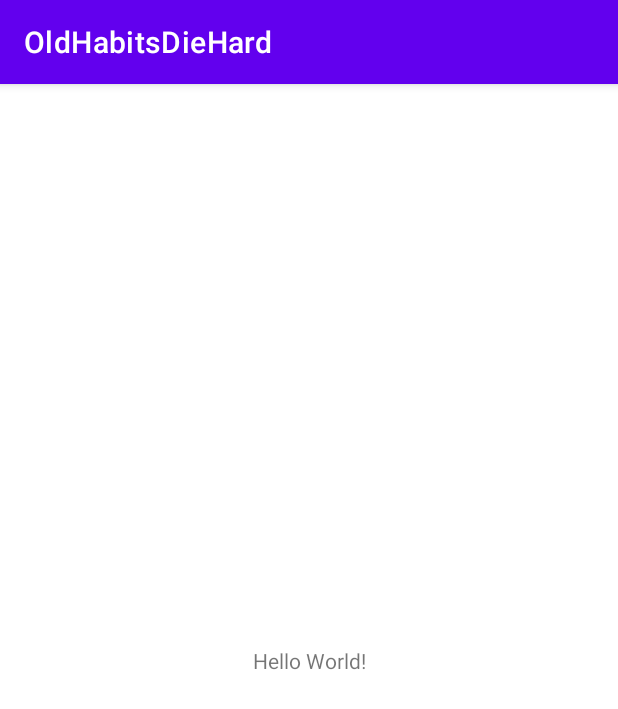
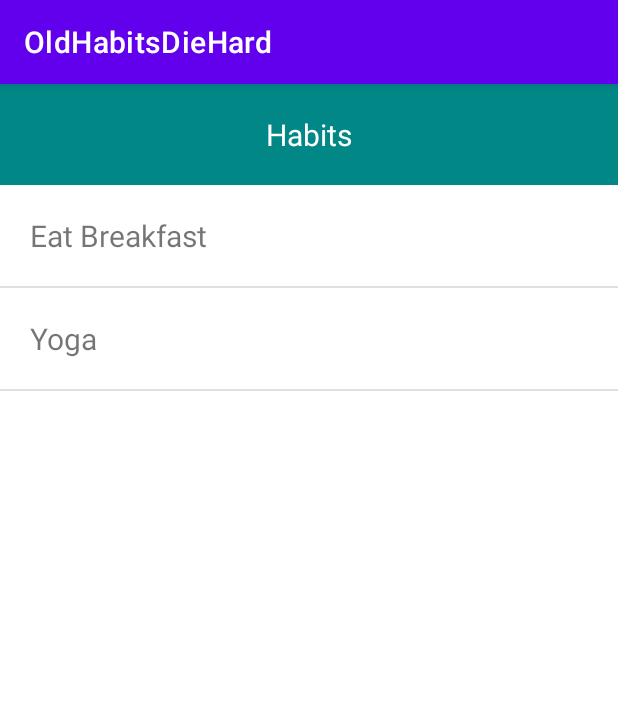
Before and after one commit to CMPUT301F21T36/OldHabitsDieHard, an Android app: the screen it shows after launch (MainActivity before the commit, HabitListActivity after it), on a phone screen of 412 x 824 dp. Shown: the top 709 px of the screen. Run offline under Robolectric (Android 15) with nearby library versions, the phone set to English and light mode, and no system bars; our stand-ins replace Firebase (no records; nobody signed in at launch, a user with empty details on screens opened directly).

Commit message:
Added HabitList Class, HabitListActivity and associated Test and xml files

```diff
--- a/app/src/main/AndroidManifest.xml
+++ b/app/src/main/AndroidManifest.xml
@@ -10,6 +10,9 @@
         android:supportsRtl="true"
         android:theme="@style/Theme.OldHabitsDieHard">
         <activity
+            android:name=".HabitListActivity"
+            android:exported="true" />
+        <activity
             android:name=".MainActivity"
             android:exported="true">
             <intent-filter>
--- /dev/null
+++ b/app/src/main/java/com/example/oldhabitsdiehard/HabitList.java
@@ -0,0 +1,83 @@
+package com.example.oldhabitsdiehard;
+
+import android.content.Context;
+import android.os.Build;
+import android.view.LayoutInflater;
+import android.view.View;
+import android.view.ViewGroup;
+import android.widget.ArrayAdapter;
+import android.widget.TextView;
+
+import androidx.annotation.NonNull;
+import androidx.annotation.Nullable;
+import androidx.annotation.RequiresApi;
+
+import java.time.LocalDate;
+import java.util.ArrayList;
+
+/**
+ * Provides a custom list adapter for Habit objects
+ */
+public class HabitList extends ArrayAdapter<Habit> {
+    private ArrayList<Habit> habits;
+    private Context context;
+
+    /**
+     * Constructs a HabitList object
+     * @param context the current context
+     * @param habits an ArrayList of Habit objects
+     */
+    public HabitList(Context context, ArrayList<Habit> habits) {
+        super(context, 0, habits);
+        this.habits = habits;
+        this.context = context;
+    }
+
+    /**
+     * Gets a view for this habit list so that it can be displayed
+     * @param position the position in the list
+     * @param convertView
+     * @param parent
+     * @return the view for the HabitList
+     */
+    @NonNull
+    @Override
+    public View getView(int position, @Nullable View convertView, @NonNull ViewGroup parent) {
+        View view = convertView;
+
+        if (view == null) {
+            view = LayoutInflater.from(context).inflate(R.layout.habit_list_content, parent, false);
+        }
+
+        Habit habit = habits.get(position);
+
+        TextView habitTitle = view.findViewById(R.id.habit_title);
+        habitTitle.setText(habit.getTitle());
+
+        return view;
+    }
+
+    /**
+     * Returns a list of Habits from the original HabitList that are scheduled
+     * for today
+     * @return the list of habits for today
+     */
+    @RequiresApi(api = Build.VERSION_CODES.O)
+    public ArrayList<Habit> todayHabits() {
+        ArrayList<Habit> todayList = new ArrayList<Habit>();
+        // 1 is Monday, 7 is Sunday
+        int today = LocalDate.now().getDayOfWeek().getValue();
+        if (today == 7) {
+            // it's sunday, switch to 0 to match our notation
+            today = 0;
+        }
+        for (int i = 0; i < habits.size(); i++) {
+            // iterate through habits in list
+            if (habits.get(i).getWeekdays()[today]) {
+                // habit i is performed on this day
+                todayList.add(habits.get(i));
+            }
+        }
+        return todayList;
+    }
+}
--- /dev/null
+++ b/app/src/main/java/com/example/oldhabitsdiehard/HabitListActivity.java
@@ -0,0 +1,45 @@
+package com.example.oldhabitsdiehard;
+
+import androidx.annotation.RequiresApi;
+import androidx.appcompat.app.AppCompatActivity;
+
+import android.os.Build;
+import android.os.Bundle;
+import android.widget.ArrayAdapter;
+import android.widget.ListView;
+
+import java.util.ArrayList;
+
+/**
+ * This class represents the Habit List Activity in which the user can view
+ * a list of all their habits
+ */
+public class HabitListActivity extends AppCompatActivity {
+    private ListView habitListView;
+    private ArrayAdapter<Habit> habitAdapter;
+    private ArrayList<Habit> habitList;
+
+    /**
+     * Called upon creation of the activity
+     * @param savedInstanceState the saved state
+     */
+    @RequiresApi(api = Build.VERSION_CODES.O)
+    @Override
+    protected void onCreate(Bundle savedInstanceState) {
+        // view the habit_list xml file
+        super.onCreate(savedInstanceState);
+        setContentView(R.layout.habit_list);
+
+        // create the habit list and set its adapter
+        habitListView = findViewById(R.id.habit_list);
+        habitList = new ArrayList<>();
+        habitAdapter = new HabitList(this, habitList);
+        habitListView.setAdapter(habitAdapter);
+
+        // added some test habits to list to ensure it displays properly
+        Habit habit = new Habit("Eat Breakfast", "Hungry");
+        Habit habit2 = new Habit("Yoga", "Exercise");
+        habitList.add(habit);
+        habitList.add(habit2);
+    }
+}
--- a/app/src/main/java/com/example/oldhabitsdiehard/MainActivity.java
+++ b/app/src/main/java/com/example/oldhabitsdiehard/MainActivity.java
@@ -2,6 +2,7 @@ package com.example.oldhabitsdiehard;
 
 import androidx.appcompat.app.AppCompatActivity;
 
+import android.content.Intent;
 import android.os.Bundle;
 
 import com.google.firebase.firestore.FirebaseFirestore;
@@ -12,5 +13,9 @@ public class MainActivity extends AppCompatActivity {
     protected void onCreate(Bundle savedInstanceState) {
         super.onCreate(savedInstanceState);
         setContentView(R.layout.activity_main);
+
+        // made this go straight to the HabitListActivity for now, can change this later
+        Intent intent = new Intent(this, HabitListActivity.class);
+        startActivity(intent);
     }
 }
--- /dev/null
+++ b/app/src/main/res/layout/habit_list.xml
@@ -0,0 +1,37 @@
+<?xml version="1.0" encoding="utf-8"?>
+<RelativeLayout xmlns:android="http://schemas.android.com/apk/res/android"
+    xmlns:app="http://schemas.android.com/apk/res-auto"
+    xmlns:tools="http://schemas.android.com/tools"
+    android:layout_width="match_parent"
+    android:layout_height="match_parent"
+    android:orientation="vertical"
+    tools:context=".MainActivity">
+
+    <LinearLayout
+        android:id="@+id/header"
+        android:layout_width="match_parent"
+        android:layout_height="wrap_content"
+        android:orientation="horizontal"
+        android:layout_alignParentTop="true"
+        android:gravity="center">
+
+        <TextView
+            android:id="@+id/title_header"
+            android:layout_width="match_parent"
+            android:layout_height="wrap_content"
+            android:background="@color/teal_700"
+            android:gravity="center"
+            android:padding="20dp"
+            android:text="Habits"
+            android:textColor="@color/white"
+            android:textSize="20sp"></TextView>
+    </LinearLayout>
+
+    <ListView
+        android:id="@+id/habit_list"
+        android:layout_width="match_parent"
+        android:layout_height="match_parent"
+        android:layout_below="@id/header"
+        android:gravity="center">
+    </ListView>
+</RelativeLayout>
--- /dev/null
+++ b/app/src/main/res/layout/habit_list_content.xml
@@ -0,0 +1,17 @@
+<?xml version="1.0" encoding="utf-8"?>
+<LinearLayout xmlns:android="http://schemas.android.com/apk/res/android"
+    android:layout_width="match_parent"
+    android:layout_height="wrap_content"
+    android:orientation="horizontal">
+
+    <TextView
+        android:id="@+id/habit_title"
+        android:layout_width="match_parent"
+        android:layout_height="wrap_content"
+        android:padding="20dp"
+        android:text="Title"
+        android:textSize="20sp">
+
+    </TextView>
+
+</LinearLayout>
```
Also changed, not shown: 1 other file.
